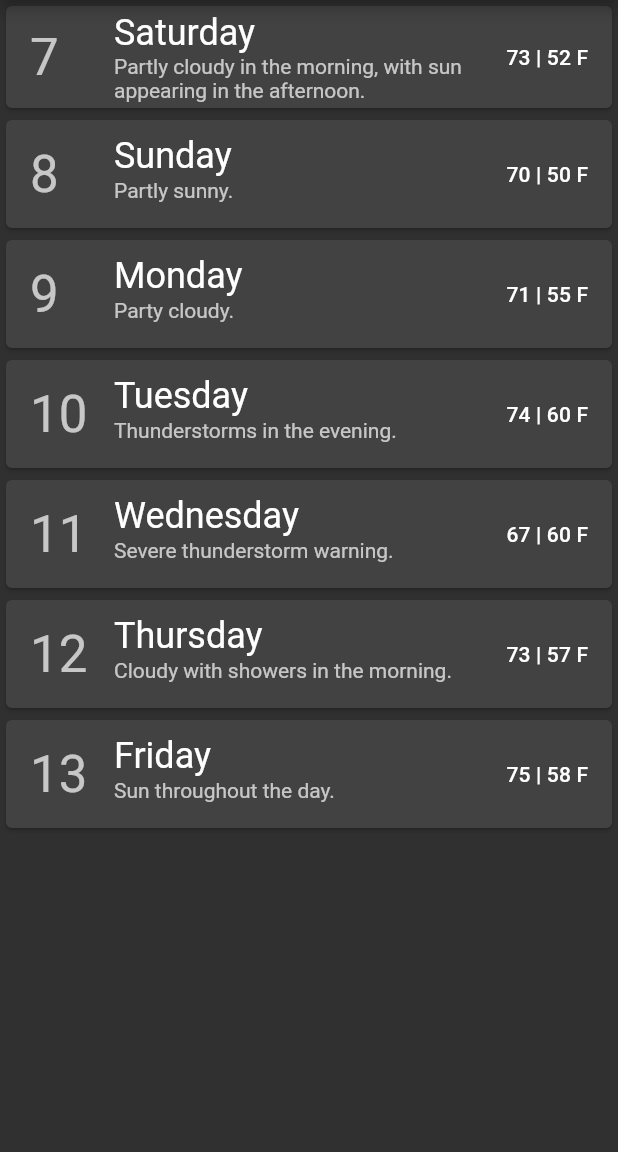
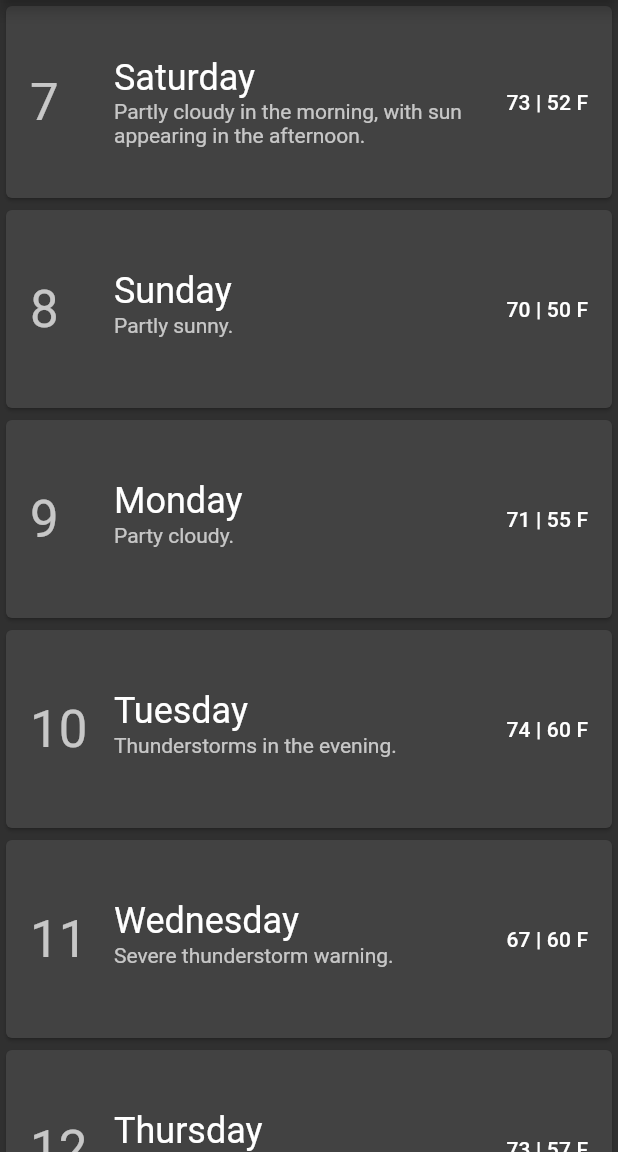
Before and after one commit to goodmorningcody/learning-flutter, a Flutter app: the screen it shows after launch, on a phone screen of 412 x 824 dp, the part 84-1236 px from its top. Run offline on Flutter 3.47's test engine with Material 2 defaults, Android fonts, the phone set to English and light mode, and no system bars.

Commit message:
[Sliver Workshop] SingleChildScrollView를 ListView.builder로 변경

```diff
--- a/sliver-workshop/horizons/lib/main.dart
+++ b/sliver-workshop/horizons/lib/main.dart
@@ -32,12 +32,14 @@ class WeeklyForecastList extends StatelessWidget {
   Widget build(BuildContext context) {
     final DateTime currentDate = DateTime.now();
     final TextTheme textTheme = Theme.of(context).textTheme;
-    final List<DailyForecast> forecasts = Server.getDailyForecastList();
-
-    return SingleChildScrollView(
-      child: Column(
-        children: forecasts.map((dailyForecast) {
-          return Card(
+    return ListView.builder(
+      itemCount: 7,
+      itemBuilder: (context, index) {
+        final DailyForecast dailyForecast = Server.getDailyForecastByID(index);
+        print(dailyForecast.getDate(currentDate.day).toString());
+        return Card(
+          child: Padding(
+            padding: const EdgeInsets.symmetric(vertical: 30),
             child: ListTile(
               leading: Text(
                 dailyForecast.getDate(currentDate.day).toString(),
@@ -53,9 +55,9 @@ class WeeklyForecastList extends StatelessWidget {
                 style: textTheme.subtitle2,
               ),
             ),
-          );
-        }).toList(),
-      ),
+          ),
+        );
+      },
     );
   }
 }
```
